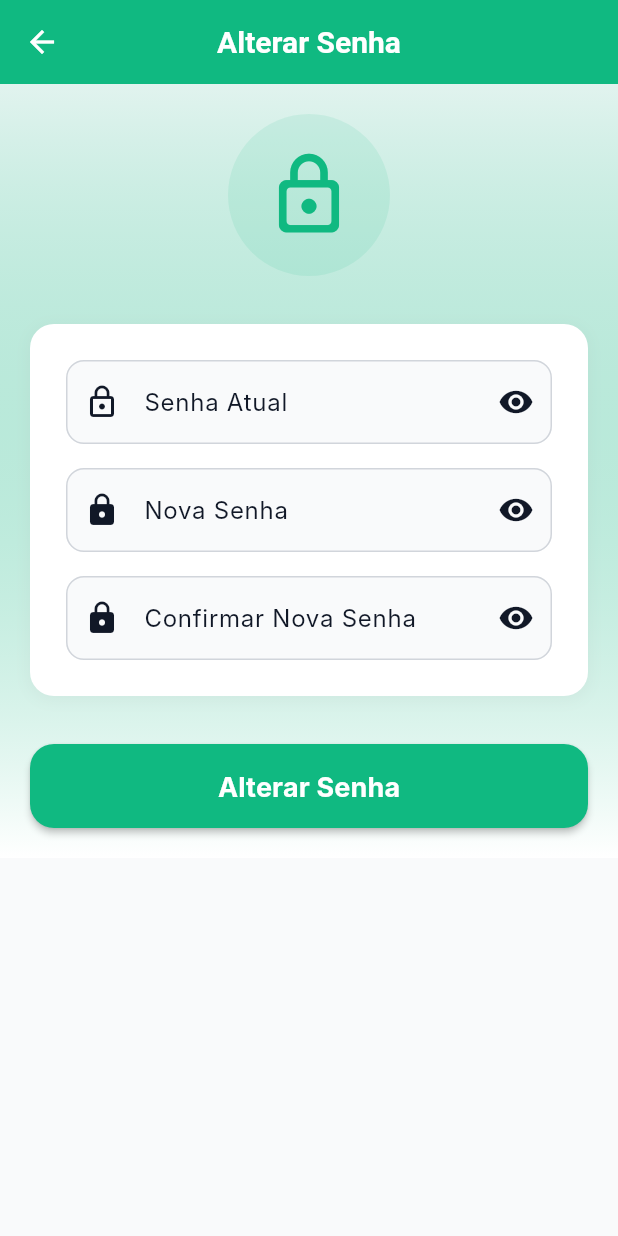
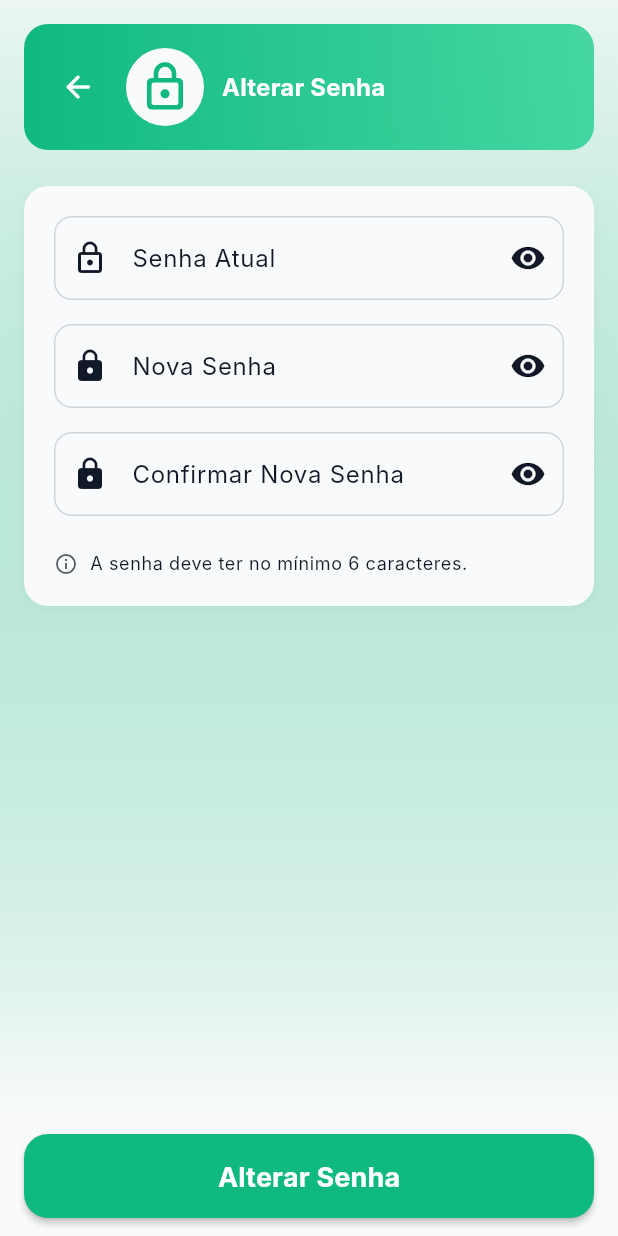
Before and after one commit to Marco-Bubola/ponto_digital_app, a Flutter app: the ChangePasswordScreen screen opened directly, on a phone screen of 412 x 824 dp. Run offline on Flutter 3.47's test engine with Material 3 defaults, Android fonts, the light colour scheme and no system bars; our stand-ins replace file_picker, firebase_core, firebase_messaging, fl_chart, flutter_local_notifications, share_plus and 1 more; missing offline and left inert: dart:html; accounts and stored records are empty; Roboto replaces fonts that are missing (Inter).

Commit message:
Update change_password_screen.dart

```diff
--- a/lib/views/settings/change_password_screen.dart
+++ b/lib/views/settings/change_password_screen.dart
@@ -39,9 +39,7 @@ class _ChangePasswordScreenState extends State<ChangePasswordScreen> {
             ),
             backgroundColor: Color(AppColors.successGreen),
             behavior: SnackBarBehavior.floating,
-            shape: RoundedRectangleBorder(
-              borderRadius: BorderRadius.circular(12),
-            ),
+            shape: RoundedRectangleBorder(borderRadius: BorderRadius.circular(12)),
           ),
         );
         Navigator.pop(context);
@@ -53,9 +51,7 @@ class _ChangePasswordScreenState extends State<ChangePasswordScreen> {
             content: Text('Erro ao alterar senha: $e'),
             backgroundColor: Color(AppColors.errorRed),
             behavior: SnackBarBehavior.floating,
-            shape: RoundedRectangleBorder(
-              borderRadius: BorderRadius.circular(12),
-            ),
+            shape: RoundedRectangleBorder(borderRadius: BorderRadius.circular(12)),
           ),
         );
       }
@@ -66,105 +62,63 @@ class _ChangePasswordScreenState extends State<ChangePasswordScreen> {
 
   @override
   Widget build(BuildContext context) {
+    final theme = Theme.of(context);
     return Scaffold(
-      appBar: AppBar(
-        title: const Text('Alterar Senha'),
-        backgroundColor: Color(AppColors.primaryBlue),
-        foregroundColor: Colors.white,
-        elevation: 0,
-      ),
       body: Container(
         decoration: BoxDecoration(
-          gradient: LinearGradient(
-            begin: Alignment.topCenter,
-            end: Alignment.bottomCenter,
-            colors: [
-              Color(AppColors.primaryBlue).withValues(alpha: 0.1),
-              Colors.white,
-            ],
+          gradient: LinearGradient(begin: Alignment.topCenter, end: Alignment.bottomCenter, colors: [theme.colorScheme.primary.withValues(alpha: 0.06), theme.scaffoldBackgroundColor]),
+        ),
+        child: SafeArea(
+          child: Column(
+            children: [
+              // Header
+              Container(
+                margin: const EdgeInsets.all(16),
+                padding: const EdgeInsets.all(16),
+                decoration: BoxDecoration(
+                  gradient: LinearGradient(colors: [theme.colorScheme.primary, theme.colorScheme.primaryContainer.withValues(alpha: 0.9)]),
+                  borderRadius: BorderRadius.circular(16),
+                ),
+                child: Row(children: [
+                  Material(
+                    color: Colors.transparent,
+                    child: InkWell(
+                      onTap: () => Navigator.of(context).pop(),
+                      borderRadius: BorderRadius.circular(12),
+                      child: Container(padding: const EdgeInsets.all(8), child: Icon(Icons.arrow_back_rounded, color: Colors.white)),
                     ),
                   ),
+                  const SizedBox(width: 12),
+                  Container(padding: const EdgeInsets.all(8), decoration: BoxDecoration(color: theme.colorScheme.surface, shape: BoxShape.circle), child: Icon(Icons.lock_outline_rounded, color: theme.colorScheme.primary, size: 36)),
+                  const SizedBox(width: 12),
+                  Expanded(child: Text('Alterar Senha', style: theme.textTheme.titleMedium?.copyWith(color: Colors.white, fontWeight: FontWeight.bold))),
+                ]),
+              ),
+
+              // Content
+              Expanded(
                 child: SingleChildScrollView(
-          padding: const EdgeInsets.all(20),
+                  padding: const EdgeInsets.fromLTRB(16, 8, 16, 120),
                   child: Form(
                     key: _formKey,
-            child: Column(
-              children: [
-                // Ícone de segurança
-                Container(
-                  margin: const EdgeInsets.only(bottom: 32),
-                  padding: const EdgeInsets.all(24),
-                  decoration: BoxDecoration(
-                    color: Color(AppColors.primaryBlue).withValues(alpha: 0.1),
-                    shape: BoxShape.circle,
-                  ),
-                  child: Icon(
-                    Icons.lock_outline_rounded,
-                    size: 60,
-                    color: Color(AppColors.primaryBlue),
-                  ),
-                ),
-
-                // Formulário
-                Container(
-                  padding: const EdgeInsets.all(24),
-                  decoration: BoxDecoration(
-                    color: Colors.white,
-                    borderRadius: BorderRadius.circular(16),
-                    boxShadow: [
-                      BoxShadow(
-                        color: Colors.grey.withValues(alpha: 0.1),
-                        spreadRadius: 1,
-                        blurRadius: 8,
-                        offset: const Offset(0, 2),
-                      ),
-                    ],
-                  ),
-                  child: Column(
-                    children: [
+                    child: Container(
+                      padding: const EdgeInsets.all(20),
+                      decoration: BoxDecoration(color: theme.cardColor, borderRadius: BorderRadius.circular(16), boxShadow: [BoxShadow(color: theme.shadowColor.withValues(alpha: 0.04), blurRadius: 8, offset: const Offset(0, 2))]),
+                      child: Column(children: [
                         TextFormField(
                           controller: _currentPasswordController,
                           obscureText: !_showCurrentPassword,
-                        decoration: InputDecoration(
-                          labelText: 'Senha Atual',
-                          prefixIcon: const Icon(Icons.lock_outline),
-                          suffixIcon: IconButton(
-                            icon: Icon(_showCurrentPassword ? Icons.visibility_off : Icons.visibility),
-                            onPressed: () => setState(() => _showCurrentPassword = !_showCurrentPassword),
-                          ),
-                          border: OutlineInputBorder(
-                            borderRadius: BorderRadius.circular(12),
-                          ),
-                        ),
-                        validator: (value) {
-                          if (value == null || value.isEmpty) {
-                            return 'Campo obrigatório';
-                          }
-                          return null;
-                        },
+                          decoration: InputDecoration(labelText: 'Senha Atual', prefixIcon: const Icon(Icons.lock_outline), suffixIcon: IconButton(icon: Icon(_showCurrentPassword ? Icons.visibility_off : Icons.visibility), onPressed: () => setState(() => _showCurrentPassword = !_showCurrentPassword)), border: OutlineInputBorder(borderRadius: BorderRadius.circular(12))),
+                          validator: (value) => (value == null || value.isEmpty) ? 'Campo obrigatório' : null,
                         ),
                         const SizedBox(height: 16),
                         TextFormField(
                           controller: _newPasswordController,
                           obscureText: !_showNewPassword,
-                        decoration: InputDecoration(
-                          labelText: 'Nova Senha',
-                          prefixIcon: const Icon(Icons.lock),
-                          suffixIcon: IconButton(
-                            icon: Icon(_showNewPassword ? Icons.visibility_off : Icons.visibility),
-                            onPressed: () => setState(() => _showNewPassword = !_showNewPassword),
-                          ),
-                          border: OutlineInputBorder(
-                            borderRadius: BorderRadius.circular(12),
-                          ),
-                        ),
+                          decoration: InputDecoration(labelText: 'Nova Senha', prefixIcon: const Icon(Icons.lock), suffixIcon: IconButton(icon: Icon(_showNewPassword ? Icons.visibility_off : Icons.visibility), onPressed: () => setState(() => _showNewPassword = !_showNewPassword)), border: OutlineInputBorder(borderRadius: BorderRadius.circular(12))),
                           validator: (value) {
-                          if (value == null || value.isEmpty) {
-                            return 'Campo obrigatório';
-                          }
-                          if (value.length < 6) {
-                            return 'A senha deve ter pelo menos 6 caracteres';
-                          }
+                            if (value == null || value.isEmpty) return 'Campo obrigatório';
+                            if (value.length < 6) return 'A senha deve ter pelo menos 6 caracteres';
                             return null;
                           },
                         ),
@@ -172,58 +126,34 @@ class _ChangePasswordScreenState extends State<ChangePasswordScreen> {
                         TextFormField(
                           controller: _confirmPasswordController,
                           obscureText: !_showConfirmPassword,
-                        decoration: InputDecoration(
-                          labelText: 'Confirmar Nova Senha',
-                          prefixIcon: const Icon(Icons.lock),
-                          suffixIcon: IconButton(
-                            icon: Icon(_showConfirmPassword ? Icons.visibility_off : Icons.visibility),
-                            onPressed: () => setState(() => _showConfirmPassword = !_showConfirmPassword),
-                          ),
-                          border: OutlineInputBorder(
-                            borderRadius: BorderRadius.circular(12),
-                          ),
-                        ),
+                          decoration: InputDecoration(labelText: 'Confirmar Nova Senha', prefixIcon: const Icon(Icons.lock), suffixIcon: IconButton(icon: Icon(_showConfirmPassword ? Icons.visibility_off : Icons.visibility), onPressed: () => setState(() => _showConfirmPassword = !_showConfirmPassword)), border: OutlineInputBorder(borderRadius: BorderRadius.circular(12))),
                           validator: (value) {
-                          if (value == null || value.isEmpty) {
-                            return 'Campo obrigatório';
-                          }
-                          if (value != _newPasswordController.text) {
-                            return 'As senhas não coincidem';
-                          }
+                            if (value == null || value.isEmpty) return 'Campo obrigatório';
+                            if (value != _newPasswordController.text) return 'As senhas não coincidem';
                             return null;
                           },
                         ),
-                    ],
-                  ),
-                ),
-                const SizedBox(height: 32),
-
-                // Botão alterar senha
-                SizedBox(
-                  width: double.infinity,
-                  height: 56,
-                  child: ElevatedButton(
-                    onPressed: _isSaving ? null : _changePassword,
-                    style: ElevatedButton.styleFrom(
-                      backgroundColor: Color(AppColors.primaryBlue),
-                      foregroundColor: Colors.white,
-                      shape: RoundedRectangleBorder(
-                        borderRadius: BorderRadius.circular(16),
-                      ),
-                      elevation: 2,
-                    ),
-                    child: _isSaving
-                        ? const CircularProgressIndicator(color: Colors.white)
-                        : const Text(
-                            'Alterar Senha',
-                            style: TextStyle(
-                              fontSize: 18,
-                              fontWeight: FontWeight.bold,
+                        const SizedBox(height: 24),
+                        // small hint
+                        Row(children: [Icon(Icons.info_outline, size: 16, color: theme.textTheme.bodySmall?.color?.withValues(alpha: 0.7)), const SizedBox(width: 8), Expanded(child: Text('A senha deve ter no mínimo 6 caracteres.', style: theme.textTheme.bodySmall))])
+                      ]),
                     ),
                   ),
                 ),
               ),
             ],
+          ),
+        ),
+      ),
+      bottomNavigationBar: SafeArea(
+        child: Padding(
+          padding: const EdgeInsets.symmetric(horizontal: 16, vertical: 12),
+          child: SizedBox(
+            height: 56,
+            child: ElevatedButton(
+              onPressed: _isSaving ? null : _changePassword,
+              style: ElevatedButton.styleFrom(backgroundColor: theme.colorScheme.primary, foregroundColor: Colors.white, shape: RoundedRectangleBorder(borderRadius: BorderRadius.circular(16)), elevation: 2),
+              child: _isSaving ? const SizedBox(width: 24, height: 24, child: CircularProgressIndicator(color: Colors.white, strokeWidth: 2)) : const Text('Alterar Senha', style: TextStyle(fontSize: 18, fontWeight: FontWeight.bold)),
             ),
           ),
         ),
```
Lines whose indentation alone changed are shown as unchanged.
